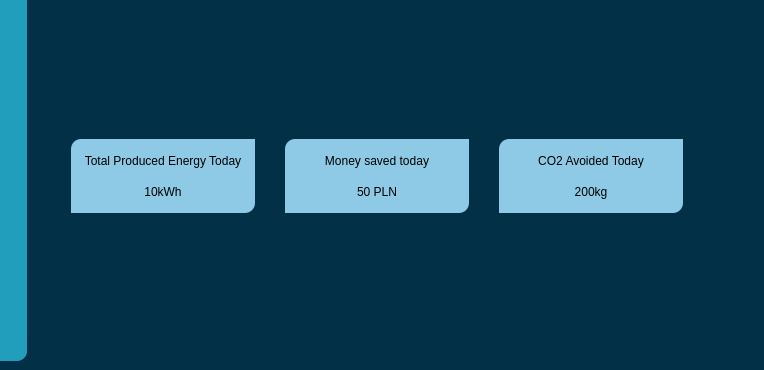
Before: the Qt Designer form Project1.ui in ddziechciarz/JPWPApp, drawn with Qt 5; both pictures show x 308 to 1072 and y 313 to 683 of the 1072 by 683 pixel window.
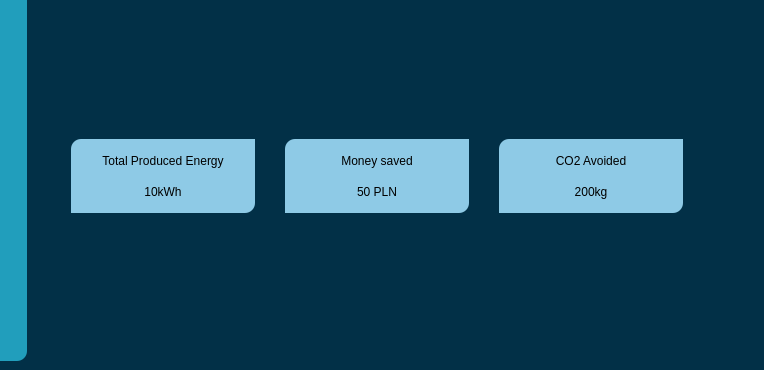
After: the same form once the commit is applied. Icons and pictures are not drawn.

Commit message: removed word "Today" from stats page

What changed in the file:
```diff
--- a/Project1.ui
+++ b/Project1.ui
@@ -1050,7 +1050,7 @@
                   <item>
                    <widget class="QLabel" name="totalProducedLabel_2">
                     <property name="text">
-                     <string>Total Produced Energy Today</string>
+                     <string>Total Produced Energy</string>
                     </property>
                     <property name="alignment">
                      <set>Qt::AlignCenter</set>
@@ -1076,7 +1076,7 @@
                   <item>
                    <widget class="QLabel" name="moneySavedTodayLabel_2">
                     <property name="text">
-                     <string>Money saved today</string>
+                     <string>Money saved</string>
                     </property>
                     <property name="alignment">
                      <set>Qt::AlignCenter</set>
@@ -1102,7 +1102,7 @@
                   <item>
                    <widget class="QLabel" name="avoidedCO2Label_2">
                     <property name="text">
-                     <string>CO2 Avoided Today</string>
+                     <string>CO2 Avoided</string>
                     </property>
                     <property name="alignment">
                      <set>Qt::AlignCenter</set>
```
The commit also changes 5 other files.
